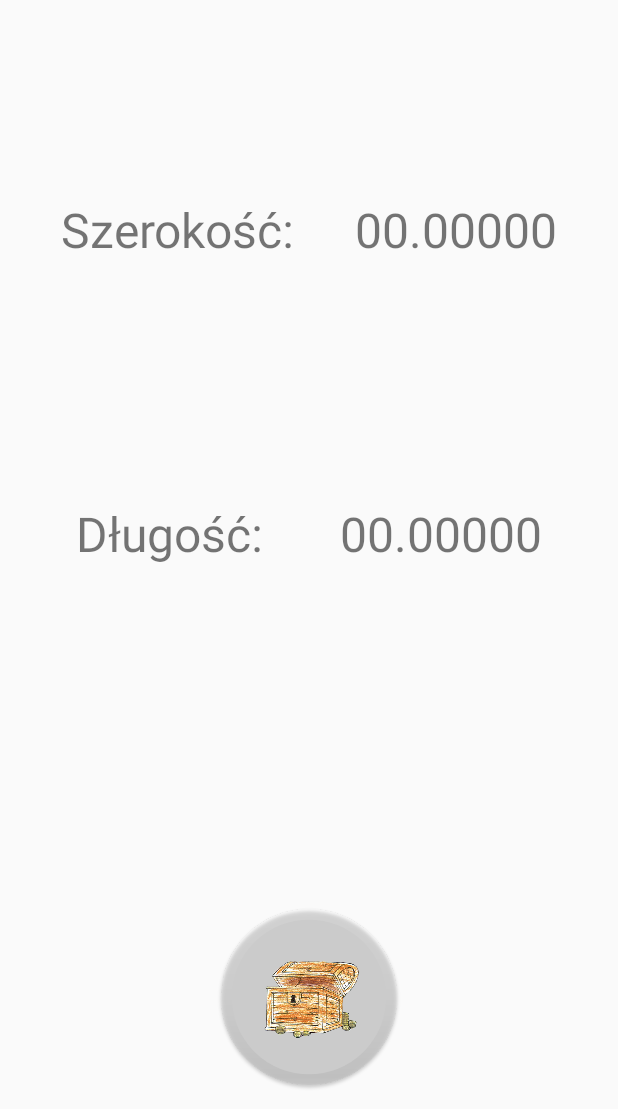
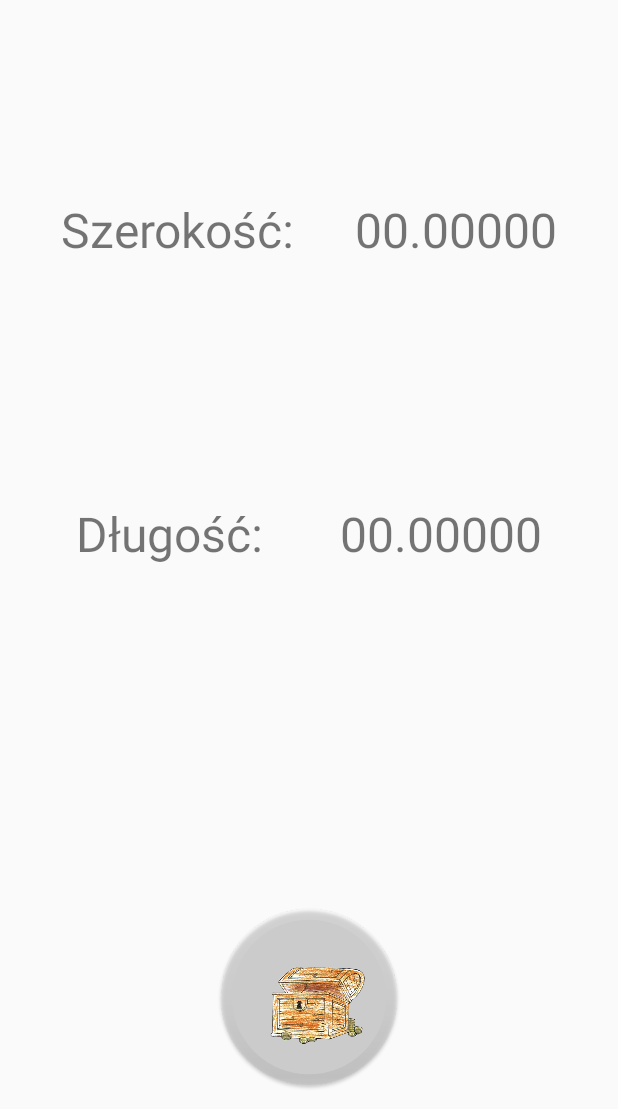
Before and after one commit to mjureczko/maly-poszukiwacz-skarbow, an Android app: the screen it shows after launch (MainActivity), on a phone screen of 412 x 824 dp, the part 127-1236 px from its top. Run offline under Robolectric (Android 15) with nearby library versions, the phone set to English and light mode, and no system bars; libraries missing offline, so code that uses them is left out: com.google.zxing.integration; 1 statement that could not run was skipped.

Commit message:
small improvements

```diff
--- a/app/src/main/res/layout/activity_main.xml
+++ b/app/src/main/res/layout/activity_main.xml
@@ -31,7 +31,7 @@
         android:scaleType="fitCenter"
         app:backgroundTint="@android:color/transparent"
         android:src="@drawable/chest"
-        app:fabCustomSize="180px"
+        app:fabCustomSize="128dp"
         app:useCompatPadding="true"
         app:elevation="1dp"
         app:borderWidth="5dp"
```
Also changed, not shown: app/src/main/java/pl/marianjureczko/poszukiwacz/MainActivity.kt (+3 -5 lines).
